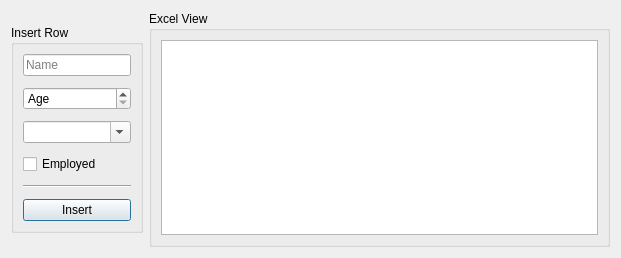
Before: the Qt Designer form ui.ui in alexiscureno/data-entry-viewer-form, drawn with Qt 5.
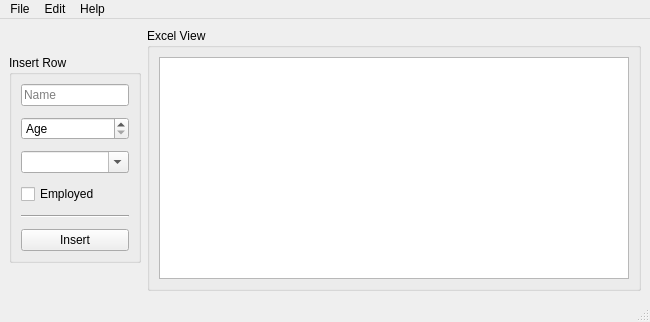
After: the same form once the commit is applied.

Commit message: making the tablewidget work

Diff of the .ui file:
```diff
--- a/ui.ui
+++ b/ui.ui
@@ -1,24 +1,41 @@
 <?xml version="1.0" encoding="UTF-8"?>
 <ui version="4.0">
- <class>Dialog</class>
- <widget class="QDialog" name="Dialog">
+ <class>MainWindow</class>
+ <widget class="QMainWindow" name="MainWindow">
   <property name="geometry">
    <rect>
     <x>0</x>
     <y>0</y>
-    <width>621</width>
-    <height>258</height>
+    <width>650</width>
+    <height>322</height>
    </rect>
   </property>
   <property name="windowTitle">
    <string>Dialog</string>
   </property>
-  <layout class="QGridLayout" name="gridLayout_3">
+  <widget class="QWidget" name="centralwidget">
+   <layout class="QGridLayout" name="gridLayout">
    <item row="0" column="0">
     <layout class="QGridLayout" name="gridLayout_2">
      <property name="sizeConstraint">
       <enum>QLayout::SetFixedSize</enum>
      </property>
+      <item row="0" column="1">
+       <widget class="QGroupBox" name="groupBox_2">
+        <property name="title">
+         <string>Excel View</string>
+        </property>
+        <layout class="QVBoxLayout" name="verticalLayout">
+         <item>
+          <layout class="QHBoxLayout" name="horizontalLayout">
+           <item>
+            <widget class="QTableWidget" name="tableWidget"/>
+           </item>
+          </layout>
+         </item>
+        </layout>
+       </widget>
+      </item>
      <item row="0" column="0">
       <widget class="QGroupBox" name="groupBox">
        <property name="sizePolicy">
@@ -38,8 +55,11 @@
             <property name="specialValueText">
              <string>Age</string>
             </property>
+             <property name="minimum">
+              <number>17</number>
+             </property>
             <property name="maximum">
-             <number>100</number>
+              <number>105</number>
             </property>
            </widget>
           </item>
@@ -175,25 +195,51 @@
        </layout>
       </widget>
      </item>
-     <item row="0" column="1">
-      <widget class="QGroupBox" name="groupBox_2">
-       <property name="title">
-        <string>Excel View</string>
-       </property>
-       <layout class="QVBoxLayout" name="verticalLayout">
-        <item>
-         <layout class="QHBoxLayout" name="horizontalLayout">
-          <item>
-           <widget class="QTableView" name="tableView"/>
-          </item>
          </layout>
         </item>
        </layout>
       </widget>
-     </item>
-    </layout>
-   </item>
-  </layout>
+  <widget class="QMenuBar" name="menubar">
+   <property name="geometry">
+    <rect>
+     <x>0</x>
+     <y>0</y>
+     <width>650</width>
+     <height>21</height>
+    </rect>
+   </property>
+   <widget class="QMenu" name="menuFile">
+    <property name="title">
+     <string>File</string>
+    </property>
+    <addaction name="actionNew_File"/>
+    <addaction name="actionOpen_File"/>
+   </widget>
+   <widget class="QMenu" name="menuEdit">
+    <property name="title">
+     <string>Edit</string>
+    </property>
+   </widget>
+   <widget class="QMenu" name="menuHelp">
+    <property name="title">
+     <string>Help</string>
+    </property>
+   </widget>
+   <addaction name="menuFile"/>
+   <addaction name="menuEdit"/>
+   <addaction name="menuHelp"/>
+  </widget>
+  <widget class="QStatusBar" name="statusbar"/>
+  <action name="actionNew_File">
+   <property name="text">
+    <string>New File</string>
+   </property>
+  </action>
+  <action name="actionOpen_File">
+   <property name="text">
+    <string>Open File</string>
+   </property>
+  </action>
  </widget>
  <resources/>
  <connections/>
```
Left out of the diff: 2 changed lines with no effect on the pictures. Lines whose indentation alone changed are shown as unchanged. The commit also changes 1 other file.
